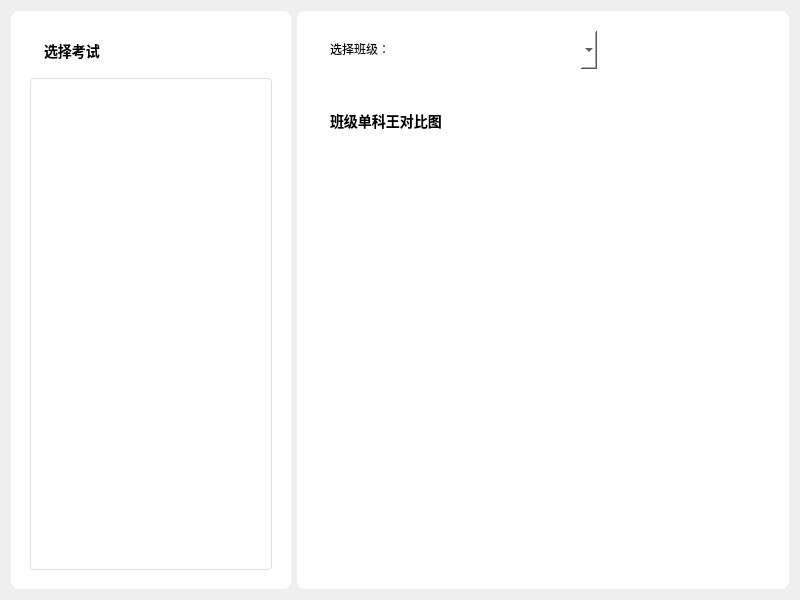
First picture: the form in ui_page/page_top_in_class.ui, repository fengyec2/StudentGradeTracker, before the edit.
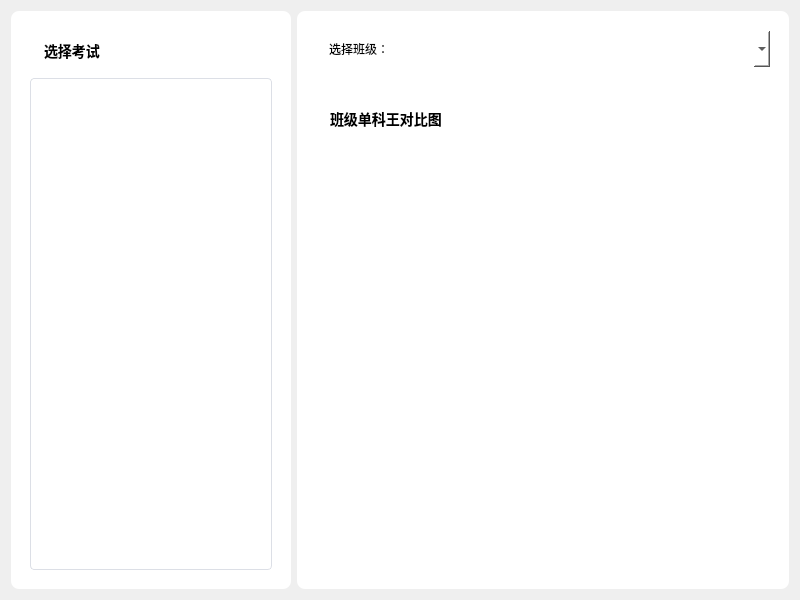
Second picture: the form after the edit.

Commit message: feat: refactor page_top_in_class UI and handler for improved layout and functionality

What changed in the file:
```diff
--- a/ui_page/page_top_in_class.ui
+++ b/ui_page/page_top_in_class.ui
@@ -78,15 +78,25 @@
         padding: 10px;
       </string>
      </property>
+     <layout class="QGridLayout" name="gridLayout_2">
+      <item row="0" column="0">
+       <layout class="QVBoxLayout" name="verticalLayout">
+        <item>
+         <layout class="QHBoxLayout" name="horizontalLayout_2">
+          <item>
+           <widget class="QLabel" name="labelClass">
+            <property name="text">
+             <string>选择班级：</string>
+            </property>
+           </widget>
+          </item>
+          <item>
+           <widget class="QComboBox" name="comboBoxClass"/>
+          </item>
+         </layout>
+        </item>
+        <item>
      <widget class="QLabel" name="labelChartTitle">
-      <property name="geometry">
-       <rect>
-        <x>19</x>
-        <y>91</y>
-        <width>140</width>
-        <height>38</height>
-       </rect>
-      </property>
       <property name="styleSheet">
        <string notr="true">font-weight: bold; font-size: 14px;</string>
       </property>
@@ -94,15 +104,9 @@
        <string>班级单科王对比图</string>
       </property>
      </widget>
-     <widget class="QWidget" name="chartWidget" native="true">
-      <property name="geometry">
-       <rect>
-        <x>19</x>
-        <y>163</y>
-        <width>458</width>
-        <height>400</height>
-       </rect>
-      </property>
+        </item>
+        <item>
+         <widget class="QWidget" name="widgetChart" native="true">
       <property name="minimumSize">
        <size>
         <width>0</width>
@@ -110,29 +114,10 @@
        </size>
       </property>
      </widget>
-     <widget class="QComboBox" name="classComboBox">
-      <property name="geometry">
-       <rect>
-        <x>220</x>
-        <y>20</y>
-        <width>80</width>
-        <height>38</height>
-       </rect>
-      </property>
-     </widget>
-     <widget class="QLabel" name="labelClass">
-      <property name="geometry">
-       <rect>
-        <x>20</x>
-        <y>20</y>
-        <width>86</width>
-        <height>36</height>
-       </rect>
-      </property>
-      <property name="text">
-       <string>选择班级：</string>
-      </property>
-     </widget>
+        </item>
+       </layout>
+      </item>
+     </layout>
     </widget>
    </item>
   </layout>
```
Left out of the diff: 2 changed lines with no effect on the pictures. Lines whose indentation alone changed are shown as unchanged. The commit also changes 3 other files.
